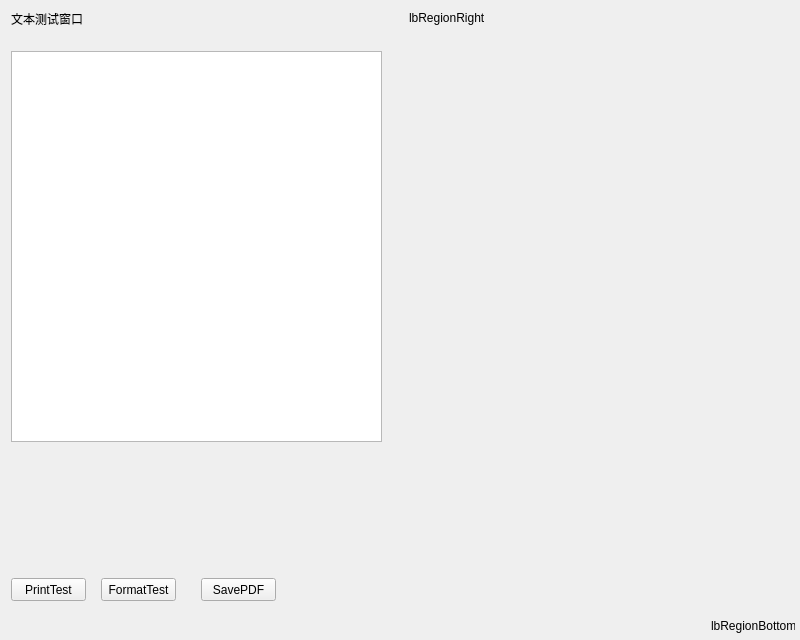
Before: the Qt Designer form QtGuiApplicationTest/QtGuiApplicationTest/WinReportTesting.ui in xautshuanglong/QtLearningRepository, drawn with Qt 5.
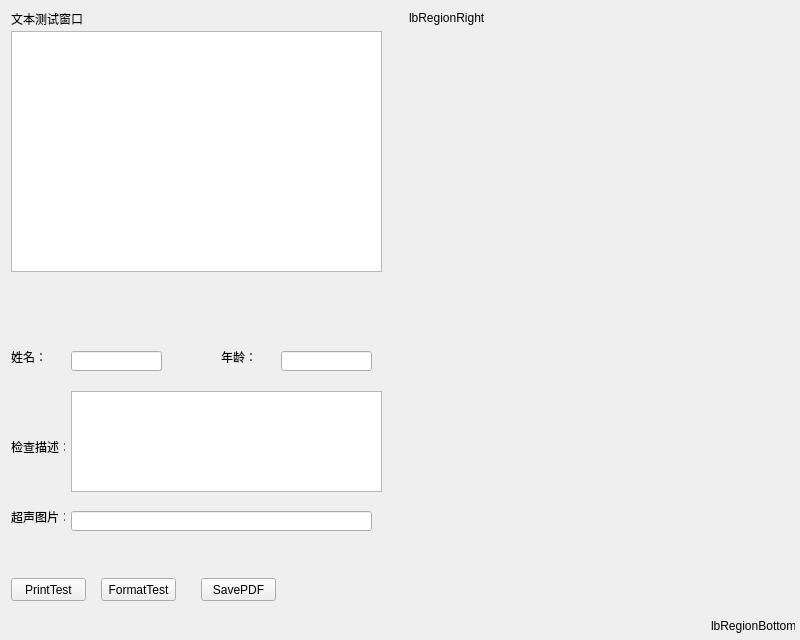
After: the same form once the commit is applied.

Commit message: UI 文本替换默认报告内容（内容可编辑）

```diff
--- a/QtGuiApplicationTest/QtGuiApplicationTest/WinReportTesting.ui
+++ b/QtGuiApplicationTest/QtGuiApplicationTest/WinReportTesting.ui
@@ -119,9 +119,101 @@
            <property name="geometry">
             <rect>
              <x>10</x>
-             <y>50</y>
+             <y>30</y>
              <width>371</width>
-             <height>391</height>
+             <height>241</height>
+            </rect>
+           </property>
+          </widget>
+          <widget class="QTextEdit" name="textEdit">
+           <property name="geometry">
+            <rect>
+             <x>70</x>
+             <y>390</y>
+             <width>311</width>
+             <height>101</height>
+            </rect>
+           </property>
+          </widget>
+          <widget class="QLineEdit" name="leUsImgPath">
+           <property name="geometry">
+            <rect>
+             <x>70</x>
+             <y>510</y>
+             <width>301</width>
+             <height>20</height>
+            </rect>
+           </property>
+          </widget>
+          <widget class="QLabel" name="lbExamDescription">
+           <property name="geometry">
+            <rect>
+             <x>10</x>
+             <y>440</y>
+             <width>54</width>
+             <height>12</height>
+            </rect>
+           </property>
+           <property name="text">
+            <string>检查描述：</string>
+           </property>
+          </widget>
+          <widget class="QLabel" name="lbUsImages">
+           <property name="geometry">
+            <rect>
+             <x>10</x>
+             <y>510</y>
+             <width>54</width>
+             <height>12</height>
+            </rect>
+           </property>
+           <property name="text">
+            <string>超声图片：</string>
+           </property>
+          </widget>
+          <widget class="QLabel" name="lbName">
+           <property name="geometry">
+            <rect>
+             <x>10</x>
+             <y>350</y>
+             <width>54</width>
+             <height>12</height>
+            </rect>
+           </property>
+           <property name="text">
+            <string>姓名：</string>
+           </property>
+          </widget>
+          <widget class="QLineEdit" name="leName">
+           <property name="geometry">
+            <rect>
+             <x>70</x>
+             <y>350</y>
+             <width>91</width>
+             <height>20</height>
+            </rect>
+           </property>
+          </widget>
+          <widget class="QLabel" name="lbAge">
+           <property name="geometry">
+            <rect>
+             <x>220</x>
+             <y>350</y>
+             <width>54</width>
+             <height>12</height>
+            </rect>
+           </property>
+           <property name="text">
+            <string>年龄：</string>
+           </property>
+          </widget>
+          <widget class="QLineEdit" name="leAge">
+           <property name="geometry">
+            <rect>
+             <x>280</x>
+             <y>350</y>
+             <width>91</width>
+             <height>20</height>
             </rect>
            </property>
           </widget>
```
The commit also changes 3 other files.
